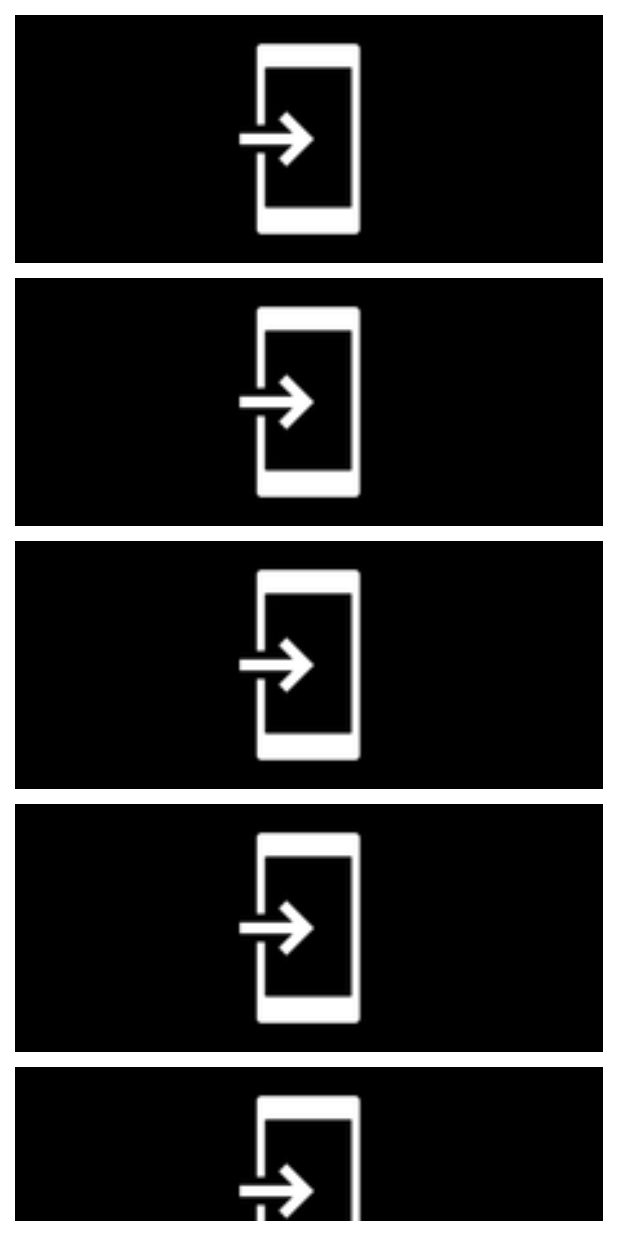
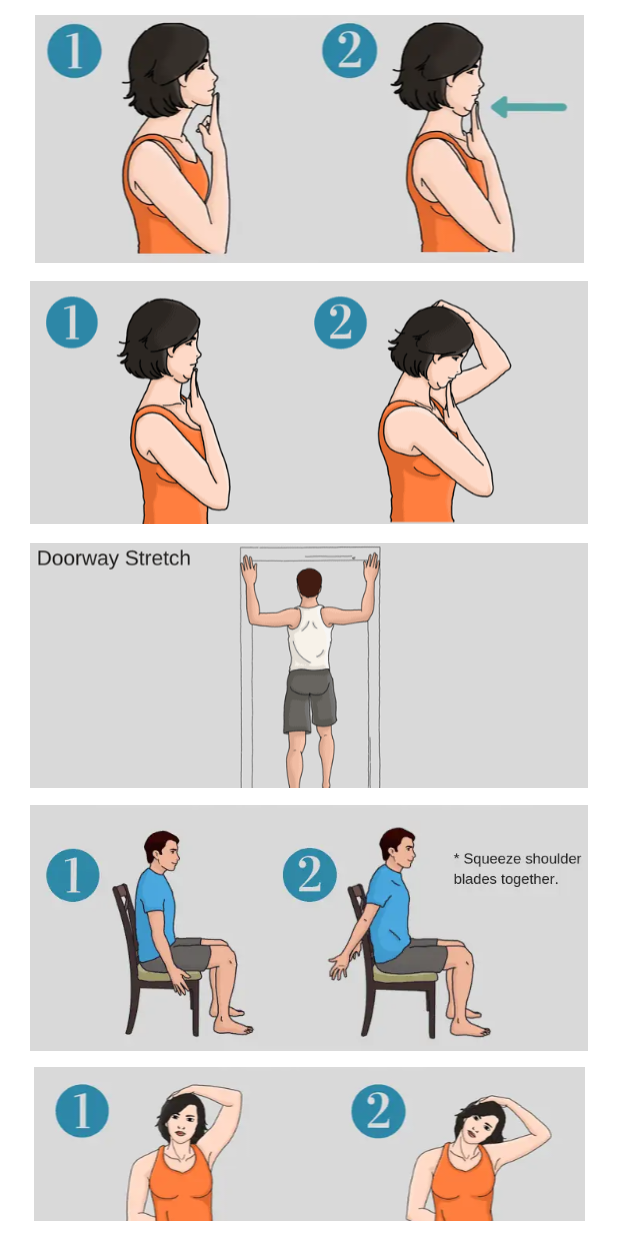
Before and after one commit to oguzhan3437/Head-Scanner, an Android app: the ExercisesFragment screen opened through its navigation route, on a phone screen of 412 x 824 dp. Run offline under Robolectric (Android 15) with nearby library versions, the phone set to English and light mode, and no system bars; our stand-ins replace Dagger/Hilt's generated code; libraries missing offline, so code that uses them is left out: androidx.camera.core, androidx.camera.lifecycle, com.google.mlkit.vision; 2 statements that could not run were skipped.

Commit message:
add exercises pictures

```diff
--- a/app/src/main/java/com/oguzhancetin/goodpostureapp/MainActivity.kt
+++ b/app/src/main/java/com/oguzhancetin/goodpostureapp/MainActivity.kt
@@ -19,14 +19,15 @@ class MainActivity : AppCompatActivity() {
 
     override fun onCreate(savedInstanceState: Bundle?) {
         super.onCreate(savedInstanceState)
+        setActivity()
         binding = ActivityMainBinding.inflate(layoutInflater)
-        setActivity()
         setContentView(_binding.root)
     }
 
     private fun setActivity() {
         model.userIntoInfo.observe(this) {
-            when (it) {
+            //TODO: change when condition to it
+            when (false) {
                 false -> {
                     val intent = Intent(this, ScreenSlidePagerActivity::class.java)
                     startActivity(intent)
--- a/app/src/main/java/com/oguzhancetin/goodpostureapp/fragment/ExercisesFragment.kt
+++ b/app/src/main/java/com/oguzhancetin/goodpostureapp/fragment/ExercisesFragment.kt
@@ -17,11 +17,11 @@ class ExercisesFragment : BaseFragment<FragmentExercisesBinding>() {
         super.onViewCreated(view, savedInstanceState)
         val exerciseAdapter = ExerciseRcAdapter(
             listOf<Exercise>(
-                Exercise(1,"e6", R.drawable.common_full_open_on_phone),
-                Exercise(1,"e5", R.drawable.common_full_open_on_phone),
-                Exercise(1,"e4", R.drawable.common_full_open_on_phone),
-                Exercise(1,"e3", R.drawable.common_full_open_on_phone),
-                Exercise(1,"e2", R.drawable.common_full_open_on_phone),
+                Exercise(1,"e6", R.drawable.e1),
+                Exercise(1,"e5", R.drawable.e2),
+                Exercise(1,"e4", R.drawable.e3),
+                Exercise(1,"e3", R.drawable.e4),
+                Exercise(1,"e2", R.drawable.e5),
             )
         )
         binding.exercisesRc.apply {
--- a/app/src/main/java/com/oguzhancetin/goodpostureapp/fragment/MainFragment.kt
+++ b/app/src/main/java/com/oguzhancetin/goodpostureapp/fragment/MainFragment.kt
@@ -99,8 +99,13 @@ class MainFragment : BaseFragment<FragmentMainBinding>() {
     }
 
     private fun clearScreen() {
-        binding.viewFinder.visibility = View.VISIBLE
-        binding.imageView.visibility = View.INVISIBLE
+        binding.apply {
+            viewFinder.visibility = View.VISIBLE
+            imageView.visibility = View.INVISIBLE
+            btnClear.visibility = View.INVISIBLE
+        }
+
+
     }
 
 
@@ -141,7 +146,8 @@ class MainFragment : BaseFragment<FragmentMainBinding>() {
                         Uri.fromFile(photoFile) //Uri.parse("file:///storage/emulated/0/Android/media/com.oguzhancetin.goodpostureapp/GoodPostureApp/2021-11-26-12-01-36-293.jpg") //
                     val msg = "Photo capture succeeded: $savedUri"
                     setImageView(savedUri)
-                    Toast.makeText(requireContext(), msg, Toast.LENGTH_LONG).show()
+                    binding.btnClear.visibility = View.VISIBLE
+                    //Toast.makeText(requireContext(), msg, Toast.LENGTH_LONG).show()
                     Log.d(TAG, msg)
                 }
 
--- /dev/null
+++ b/app/src/main/res/drawable/image_load.xml
@@ -0,0 +1,5 @@
+<vector android:height="40dp" android:tint="?attr/colorControlNormal"
+    android:viewportHeight="24" android:viewportWidth="24"
+    android:width="40dp" xmlns:android="http://schemas.android.com/apk/res/android">
+    <path android:fillColor="@android:color/white" android:pathData="M22,16L22,4c0,-1.1 -0.9,-2 -2,-2L8,2c-1.1,0 -2,0.9 -2,2v12c0,1.1 0.9,2 2,2h12c1.1,0 2,-0.9 2,-2zM11,12l2.03,2.71L16,11l4,5L8,16l3,-4zM2,6v14c0,1.1 0.9,2 2,2h14v-2L4,20L4,6L2,6z"/>
+</vector>
--- a/app/src/main/res/layout/activity_fragment_slide_pager.xml
+++ b/app/src/main/res/layout/activity_fragment_slide_pager.xml
@@ -36,7 +36,7 @@
         app:selectedDotColor="@color/purple_500" />
 
     <com.google.android.material.button.MaterialButton
-        android:id="@+id/button"
+        android:id="@+id/button_goto_main_page"
         android:layout_width="match_parent"
         android:layout_height="wrap_content"
         android:text="Get Started"
--- a/app/src/main/res/layout/exercise_card.xml
+++ b/app/src/main/res/layout/exercise_card.xml
@@ -2,13 +2,13 @@
 <LinearLayout xmlns:android="http://schemas.android.com/apk/res/android"
     android:layout_width="match_parent"
     android:layout_height="165dp"
+    android:paddingHorizontal="10dp"
     android:layout_marginBottom="10dp"
     xmlns:app="http://schemas.android.com/apk/res-auto">
     <ImageView
         android:id="@+id/imageview_exercise"
         android:layout_width="match_parent"
         android:layout_height="match_parent"
-        android:background="@color/black"
 
         />
 </LinearLayout>
```
Also changed, not shown: app/src/main/java/com/oguzhancetin/goodpostureapp/fragment/ScreenSlidePagerActivity.kt (+8 -0 lines), app/src/main/res/drawable/clear_icon.xml (added, +10 -0 lines), app/src/main/res/drawable/ddsdic_path_1.xml (added, +11 -0 lines), app/src/main/res/drawable/exercises_icon.xml (added, +4 -0 lines), app/src/main/res/drawable/image_icon.xml (added, +10 -0 lines), app/src/main/res/layout/fragment_main.xml (+53 -40 lines), app/src/main/res/drawable/e1.PNG (added), app/src/main/res/drawable/e2.PNG (added), app/src/main/res/drawable/e3.PNG (added), app/src/main/res/drawable/e4.PNG (added), app/src/main/res/drawable/e5.PNG (added), app/src/main/res/drawable/exercises.png (added), app/src/main/res/drawable/img.png (added).
